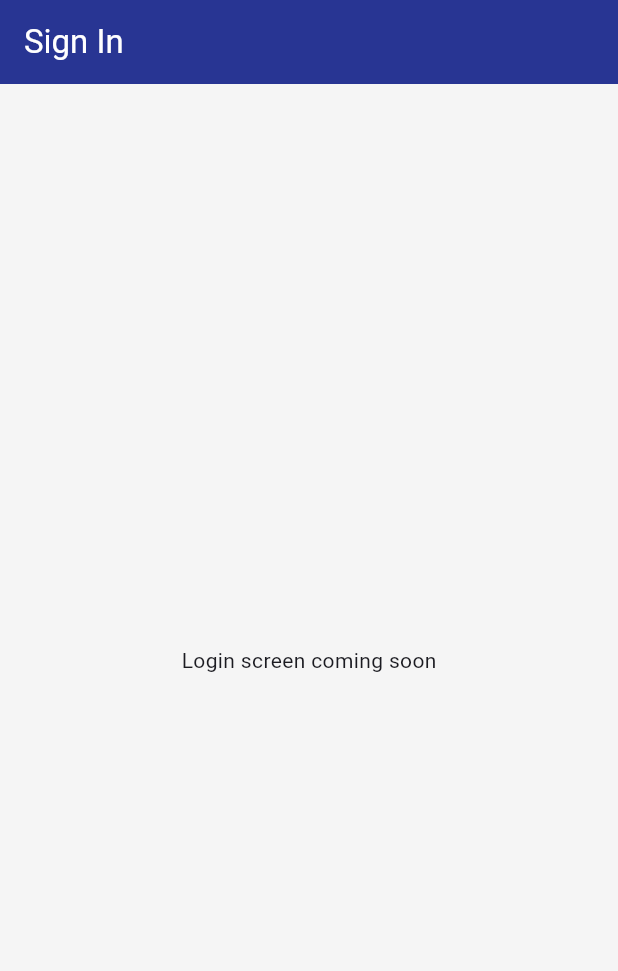
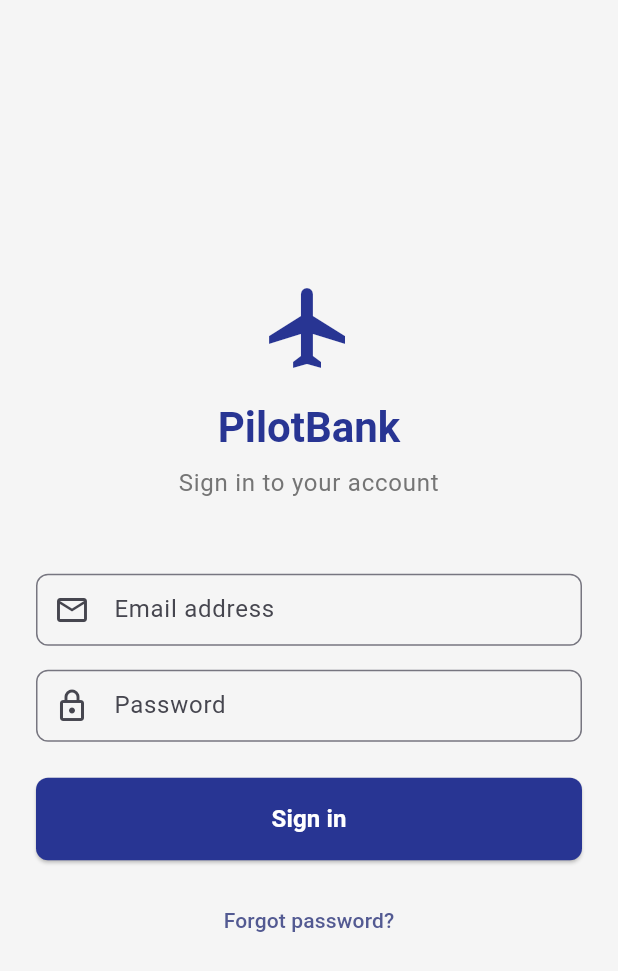
Before and after one commit to team360r/PilotBank, a Flutter app: the screen it shows after launch, on a phone screen of 412 x 824 dp. Shown: the top 971 px of the screen. Run offline on Flutter 3.47's test engine with Material 3 defaults, Android fonts, the phone set to English and light mode, and no system bars; our stand-ins replace flutter_riverpod, go_router.

Commit message:
feat: write Chapter 4 — Cruise Altitude
Build login screen, dashboard, and account card widget using AI-assisted
UI generation. Teaches describing UI to AI, iterative refinement, and
the Armchair Architect anti-pattern.

Co-Authored-By: Claude Opus 4.6 (1M context) <noreply@anthropic.com>

```diff
--- a/lib/screens/login_screen.dart
+++ b/lib/screens/login_screen.dart
@@ -1,14 +1,133 @@
 import 'package:flutter/material.dart';
+import 'package:flutter_riverpod/flutter_riverpod.dart';
+import '../providers/auth_provider.dart';
+import '../theme/app_colors.dart';
 
-class LoginScreen extends StatelessWidget {
+class LoginScreen extends ConsumerStatefulWidget {
   const LoginScreen({super.key});
 
   @override
+  ConsumerState<LoginScreen> createState() => _LoginScreenState();
+}
+
+class _LoginScreenState extends ConsumerState<LoginScreen> {
+  final _emailController = TextEditingController();
+  final _passwordController = TextEditingController();
+
+  @override
+  void dispose() {
+    _emailController.dispose();
+    _passwordController.dispose();
+    super.dispose();
+  }
+
+  void _submit() {
+    final email = _emailController.text.trim();
+    final password = _passwordController.text;
+    ref.read(authProvider.notifier).login(email, password);
+  }
+
+  @override
   Widget build(BuildContext context) {
+    final authState = ref.watch(authProvider);
+
     return Scaffold(
-      appBar: AppBar(title: const Text('Sign In')),
-      body: const Center(
-        child: Text('Login screen coming soon'),
+      body: SafeArea(
+        child: Center(
+          child: SingleChildScrollView(
+            padding: const EdgeInsets.symmetric(horizontal: 24),
+            child: Column(
+              mainAxisAlignment: MainAxisAlignment.center,
+              crossAxisAlignment: CrossAxisAlignment.stretch,
+              children: [
+                Icon(
+                  Icons.flight,
+                  size: 64,
+                  color: AppColors.primary,
+                ),
+                const SizedBox(height: 16),
+                Text(
+                  'PilotBank',
+                  textAlign: TextAlign.center,
+                  style: Theme.of(context).textTheme.headlineMedium?.copyWith(
+                        fontWeight: FontWeight.bold,
+                        color: AppColors.primary,
+                      ),
+                ),
+                const SizedBox(height: 8),
+                Text(
+                  'Sign in to your account',
+                  textAlign: TextAlign.center,
+                  style: Theme.of(context).textTheme.bodyLarge?.copyWith(
+                        color: AppColors.textSecondary,
+                      ),
+                ),
+                const SizedBox(height: 48),
+                TextField(
+                  controller: _emailController,
+                  decoration: const InputDecoration(
+                    labelText: 'Email address',
+                    prefixIcon: Icon(Icons.email_outlined),
+                  ),
+                  keyboardType: TextInputType.emailAddress,
+                  textInputAction: TextInputAction.next,
+                  onChanged: (_) {
+                    if (authState.error != null) {
+                      ref.read(authProvider.notifier).clearError();
+                    }
+                  },
+                ),
+                const SizedBox(height: 16),
+                TextField(
+                  controller: _passwordController,
+                  decoration: const InputDecoration(
+                    labelText: 'Password',
+                    prefixIcon: Icon(Icons.lock_outlined),
+                  ),
+                  obscureText: true,
+                  textInputAction: TextInputAction.done,
+                  onSubmitted: (_) => _submit(),
+                  onChanged: (_) {
+                    if (authState.error != null) {
+                      ref.read(authProvider.notifier).clearError();
+                    }
+                  },
+                ),
+                if (authState.error != null) ...[
+                  const SizedBox(height: 16),
+                  Text(
+                    authState.error!,
+                    style: const TextStyle(color: AppColors.error),
+                    textAlign: TextAlign.center,
+                  ),
+                ],
+                const SizedBox(height: 24),
+                ElevatedButton(
+                  onPressed: _submit,
+                  style: ElevatedButton.styleFrom(
+                    backgroundColor: AppColors.primary,
+                    foregroundColor: Colors.white,
+                    padding: const EdgeInsets.symmetric(vertical: 16),
+                    shape: RoundedRectangleBorder(
+                      borderRadius: BorderRadius.circular(8),
+                    ),
+                  ),
+                  child: const Text(
+                    'Sign in',
+                    style: TextStyle(fontSize: 16, fontWeight: FontWeight.w600),
+                  ),
+                ),
+                const SizedBox(height: 16),
+                TextButton(
+                  onPressed: () {
+                    // Placeholder for forgot password flow
+                  },
+                  child: const Text('Forgot password?'),
+                ),
+              ],
+            ),
+          ),
+        ),
       ),
     );
   }
```
Also changed, not shown: lib/screens/dashboard_screen.dart (+38 -5 lines), lib/widgets/account_card.dart (added, +82 -0 lines), 2 other files.
